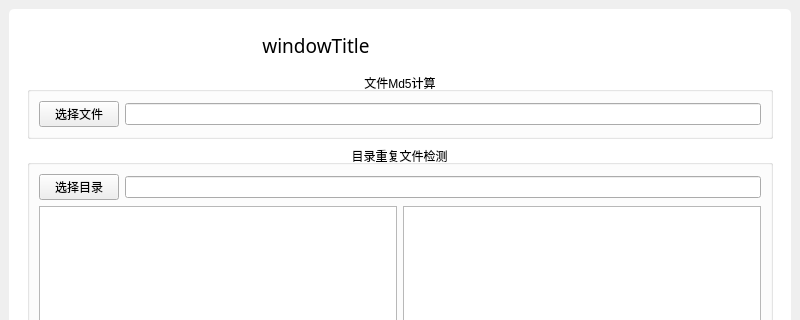
First picture: the form in src/widget.ui, repository tianzhendong/duplicateFilesCheck, before the edit; both pictures show x 0 to 800 and y 0 to 320 of the 800 by 600 pixel window.
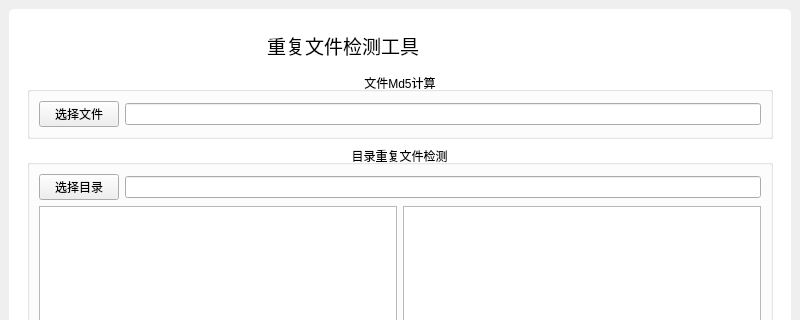
Second picture: the form after the edit.

What changed in the file:
```diff
--- a/src/widget.ui
+++ b/src/widget.ui
@@ -82,7 +82,7 @@
              </font>
             </property>
             <property name="text">
-             <string>windowTitle</string>
+             <string>           重复文件检测工具</string>
             </property>
             <property name="alignment">
              <set>Qt::AlignCenter</set>
```
